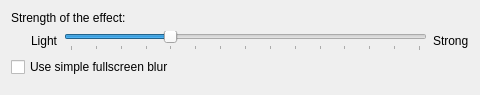
Before: the Qt Designer form effects/blur/blur_config.ui in KDE/kwin, drawn with Qt 5.
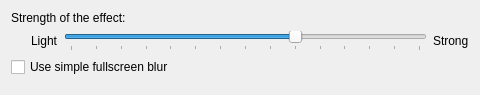
After: the same form once the commit is applied.

Commit message:
Updated blur default value from 5/15 to 10/15
Summary: The default blur value of 5/15 is too low.

Test Plan:
Before:
{F5681825}

After:
{F5681826}

Reviewers: #vdg, #kwin, fredrik

Reviewed By: #vdg, fredrik

Subscribers: ngraham, kwin, #kwin

Tags: #kwin

Patch:
```diff
--- a/effects/blur/blur_config.ui
+++ b/effects/blur/blur_config.ui
@@ -58,7 +58,7 @@
         <number>1</number>
        </property>
        <property name="value">
-        <number>5</number>
+        <number>10</number>
        </property>
        <property name="orientation">
         <enum>Qt::Horizontal</enum>
```
The commit also changes 1 other file.
